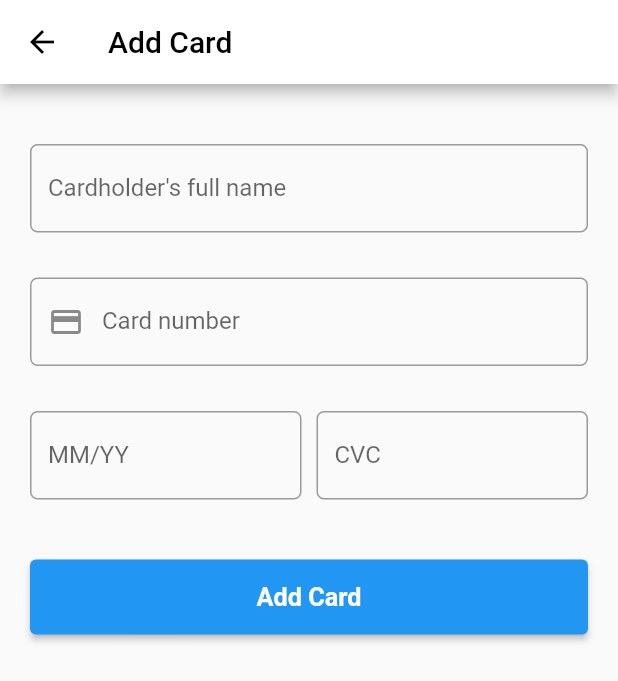
After one commit to cad324/handi, a Flutter app: the PaymentMethod screen opened directly, after a tap on "Credit Card", on a phone screen of 412 x 824 dp. The commit adds this screen. Shown: the top 681 px of the screen. Run offline on Flutter 3.47's test engine with Material 2 defaults, Android fonts, the phone set to English and light mode, and no system bars; our stand-ins replace cloud_firestore, firebase_core, flutter_login, font_awesome_flutter, google_fonts; accounts and stored records are empty; network calls fail.

Commit message:
-payment screen ui -worker profile screen

```diff
--- a/lib/components/clickable_list_item.dart
+++ b/lib/components/clickable_list_item.dart
@@ -7,7 +7,7 @@ class ClickableListItem extends StatelessWidget {
       this.textStyle,
       this.leading,
       this.trailing,
-      required this.page,
+      this.page,
       this.margin})
       : super(key: key);
 
@@ -16,13 +16,16 @@ class ClickableListItem extends StatelessWidget {
   final Icon? trailing;
   final TextStyle? textStyle;
   final EdgeInsetsGeometry? margin;
-  final Widget page;
+  final Widget? page;
 
   @override
   Widget build(BuildContext context) {
     return InkWell(
       onTap: () {
-        Navigator.push(context, MaterialPageRoute(builder: (context) => page));
+        if (page != null) {
+          Navigator.push(
+              context, MaterialPageRoute(builder: (context) => page!));
+        }
       },
       child: Card(
         margin: margin ?? EdgeInsets.only(bottom: 1),
--- a/lib/components/tab_bar.dart
+++ b/lib/components/tab_bar.dart
@@ -22,6 +22,7 @@ class GigTabBar extends StatelessWidget {
   @override
   Widget build(BuildContext context) {
     return MaterialApp(
+      debugShowCheckedModeBanner: false,
       home: DefaultTabController(
         length: 2,
         child: Scaffold(
--- a/lib/gigs/gigs_screen.dart
+++ b/lib/gigs/gigs_screen.dart
@@ -1,9 +1,5 @@
 import 'package:flutter/material.dart';
 import './body.dart';
-
-void main() => runApp(MaterialApp(
-      home: Gigs(),
-    ));
 
 class Gigs extends StatelessWidget {
   const Gigs({Key? key}) : super(key: key);
--- a/lib/login/login.dart
+++ b/lib/login/login.dart
@@ -1,4 +1,3 @@
-// import 'dart:html';
 import 'package:flutter/material.dart';
 import 'package:flutter_login/flutter_login.dart';
 import 'package:google_fonts/google_fonts.dart';
@@ -14,7 +13,6 @@ const users = const {
 
 class Login extends StatelessWidget {
   Duration get loginTime => Duration(microseconds: 2250);
-
   Future<String> _authUser(LoginData data) {
     print('Name: ${data.name}, Password: ${data.password}');
     return Future.delayed(loginTime).then((_) {
--- a/lib/main.dart
+++ b/lib/main.dart
@@ -7,6 +7,7 @@ void main() async {
   await Firebase.initializeApp();
   runApp(
     MaterialApp(
+      debugShowCheckedModeBanner: false,
       title: 'Handi',
       home: Login(),
     ),
--- a/lib/profile/body.dart
+++ b/lib/profile/body.dart
@@ -1,6 +1,8 @@
 import 'package:flutter/material.dart';
 import 'package:handi/constants.dart';
+import 'package:handi/login/login.dart';
 import 'package:handi/profile/password/change_password_screen.dart';
+import 'package:handi/profile/payment/payment_method_screen.dart';
 import '../components/clickable_list_item.dart';
 import 'package:handi/profile/account/account_screen.dart';
 
@@ -50,7 +52,7 @@ class Body extends StatelessWidget {
                   title: "Payment Method",
                   leading: Icon(Icons.account_balance),
                   trailing: Icon(Icons.chevron_right),
-                  page: Account()),
+                  page: PaymentMethod()),
               ClickableListItem(
                   title: "Notifications",
                   leading: Icon(Icons.notifications_active),
@@ -65,7 +67,7 @@ class Body extends StatelessWidget {
                   margin: EdgeInsets.only(top: kDefaultPadding),
                   textStyle: TextStyle(color: Colors.red[300]),
                   leading: Icon(Icons.logout, color: Colors.red[300]),
-                  page: Account()),
+                  page: Login()),
             ],
           )
         ],
--- /dev/null
+++ b/lib/profile/payment/add_card.dart
@@ -0,0 +1,100 @@
+import 'package:flutter/material.dart';
+import 'package:flutter/services.dart';
+import 'package:handi/constants.dart';
+import 'package:handi/styles/all.Style.dart';
+
+class AddCard extends StatelessWidget {
+  const AddCard({Key? key}) : super(key: key);
+
+  @override
+  Widget build(BuildContext context) {
+    return Scaffold(
+      appBar: AppBar(
+        title: const Text(
+          'Add Card',
+          style: TextStyle(color: Colors.black),
+        ),
+        centerTitle: false,
+        backgroundColor: Colors.white,
+        iconTheme: IconThemeData(color: Colors.black),
+      ),
+      body: Container(
+        margin: EdgeInsets.all(kDefaultPadding),
+        child: Column(
+          children: <Widget>[
+            Container(
+              margin: EdgeInsets.only(
+                  top: kDefaultPadding, bottom: kDefaultPadding / 2),
+              child: TextField(
+                decoration: InputDecoration(
+                  labelText: "Cardholder's full name",
+                  border: OutlineInputBorder(
+                      borderRadius: BorderRadius.circular(5)),
+                ),
+              ),
+            ),
+            Container(
+              margin: EdgeInsets.only(
+                  top: kDefaultPadding, bottom: kDefaultPadding / 2),
+              child: TextField(
+                obscureText: false,
+                keyboardType: TextInputType.number,
+                inputFormatters: [
+                  FilteringTextInputFormatter.digitsOnly,
+                  LengthLimitingTextInputFormatter(19)
+                ],
+                decoration: InputDecoration(
+                  labelText: "Card number",
+                  border: OutlineInputBorder(
+                      borderRadius: BorderRadius.circular(5)),
+                  prefixIcon: Icon(Icons.credit_card),
+                ),
+              ),
+            ),
+            Container(
+              margin: EdgeInsets.only(top: kDefaultPadding),
+              child: Row(
+                children: <Widget>[
+                  Expanded(
+                    child: Container(
+                      margin: EdgeInsets.only(right: 5),
+                      child: TextField(
+                        decoration: InputDecoration(
+                          labelText: "MM/YY",
+                          border: OutlineInputBorder(
+                              borderRadius: BorderRadius.circular(5)),
+                        ),
+                      ),
+                    ),
+                  ),
+                  Expanded(
+                    child: Container(
+                      margin: EdgeInsets.only(left: 5),
+                      child: TextField(
+                        decoration: InputDecoration(
+                          labelText: "CVC",
+                          border: OutlineInputBorder(
+                              borderRadius: BorderRadius.circular(5)),
+                        ),
+                      ),
+                    ),
+                  ),
+                ],
+              ),
+            ),
+            Container(
+              margin: EdgeInsets.only(top: kDefaultPadding * 2),
+              child: ElevatedButton(
+                  child:
+                      const Text("Add Card", textScaleFactor: 1.2, style: bold),
+                  onPressed: () {},
+                  style: ElevatedButton.styleFrom(
+                    minimumSize: Size(double.infinity, 50),
+                  )),
+            )
+          ],
+        ),
+      ),
+    );
+  }
+}
--- /dev/null
+++ b/lib/profile/payment/payment_method_screen.dart
@@ -0,0 +1,45 @@
+import 'package:flutter/material.dart';
+import 'package:handi/components/clickable_list_item.dart';
+import 'package:handi/constants.dart';
+import 'package:handi/profile/payment/add_card.dart';
+import 'package:handi/styles/all.Style.dart';
+
+/// Payment method screen
+class PaymentMethod extends StatelessWidget {
+  const PaymentMethod({Key? key}) : super(key: key);
+
+  @override
+  Widget build(BuildContext context) {
+    return Scaffold(
+      appBar: AppBar(
+        title: const Text(
+          "Payment Method",
+          style: TextStyle(color: Colors.black),
+        ),
+        centerTitle: false,
+        backgroundColor: Colors.white,
+        iconTheme: IconThemeData(color: Colors.black),
+      ),
+      body: Container(
+        margin: EdgeInsets.only(top: kDefaultPadding),
+        child: Column(
+          crossAxisAlignment: CrossAxisAlignment.start,
+          children: <Widget>[
+            Container(
+              margin: EdgeInsets.only(
+                  left: kDefaultPadding, bottom: kDefaultPadding / 2),
+              child: Text(
+                "ADD PAYMENT METHOD",
+                style: bold,
+              ),
+            ),
+            ClickableListItem(
+                title: 'Credit Card',
+                trailing: Icon(Icons.chevron_right),
+                page: AddCard())
+          ],
+        ),
+      ),
+    );
+  }
+}
--- a/lib/profile/profile_screen.dart
+++ b/lib/profile/profile_screen.dart
@@ -1,8 +1,6 @@
 import 'package:flutter/material.dart';
 import 'package:handi/constants.dart';
 import 'body.dart';
-
-void main() => runApp(MaterialApp(home: Profile()));
 
 class Profile extends StatelessWidget {
   const Profile({Key? key}) : super(key: key);
--- a/lib/search/search_gig_screen.dart
+++ b/lib/search/search_gig_screen.dart
@@ -130,8 +130,6 @@ class _SearchState extends State<Search> {
           return Text("Oops. Something went wrong!");
         }
         if (snapshot.connectionState == ConnectionState.done) {
-          // List<Map<String, dynamic>> data =
-          //     snapshot.requireData.data() as List<Map<String, dynamic>>;
           return Container(
             child: Column(
               children: <Widget>[
--- a/lib/styles/all.Style.dart
+++ b/lib/styles/all.Style.dart
@@ -9,6 +9,12 @@ const TextStyle h2 = TextStyle();
 
 /// Style for h3 level text
 const TextStyle h3 = TextStyle(fontWeight: FontWeight.w600, fontSize: 18);
+
+const TextStyle bold = TextStyle(fontWeight: FontWeight.w600);
+
+const TextStyle black = TextStyle(color: Colors.black);
+
+const Color gold = Colors.amber;
 
 /// Style for p level text
 const TextStyle p = TextStyle(
```
Also changed, not shown: lib/components/gig_card.dart (+10 -2 lines), lib/components/gig_category.dart (+5 -20 lines), lib/components/gig_map.dart (added, +63 -0 lines), lib/home/home_screen.dart (+4 -4 lines), lib/navigator.dart (+3 -24 lines), lib/search/search_screen.dart (+16 -105 lines), lib/worker/worker_profile.dart (added, +261 -0 lines).
